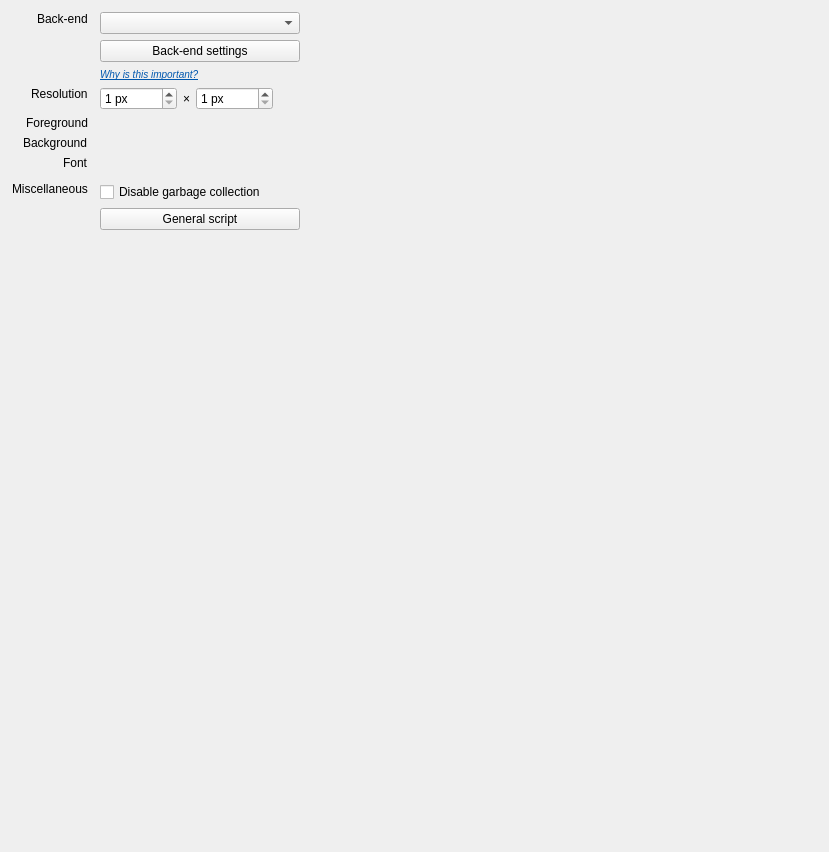
Qt form libqtopensesame/resources/ui/widgets/general_properties.ui (open-cogsci/OpenSesame) before a commit.
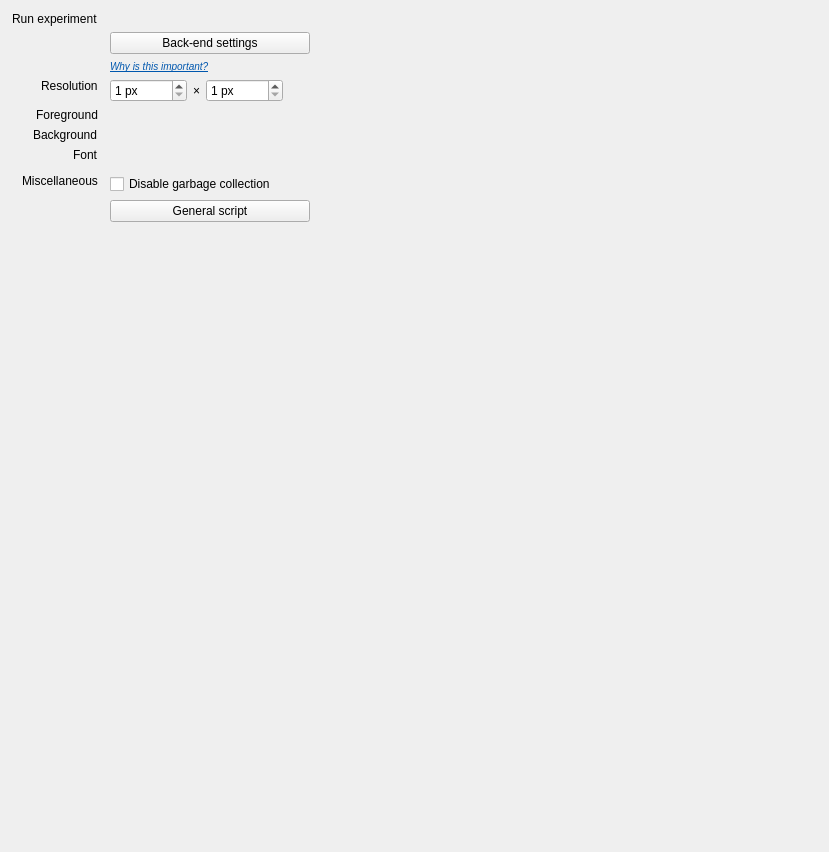
The same form after that commit. Icons and pictures are not drawn. Custom widgets are drawn as their Qt base class.

What changed in the file:
```diff
--- a/libqtopensesame/resources/ui/widgets/general_properties.ui
+++ b/libqtopensesame/resources/ui/widgets/general_properties.ui
@@ -71,16 +71,13 @@
       <item row="0" column="0">
        <widget class="QLabel" name="label_backend">
         <property name="text">
-         <string>Back-end</string>
+         <string>Run experiment</string>
         </property>
         <property name="alignment">
          <set>Qt::AlignLeading|Qt::AlignLeft|Qt::AlignTop</set>
         </property>
        </widget>
       </item>
-      <item row="0" column="1">
-       <widget class="QComboBox" name="combobox_backend"/>
-      </item>
       <item row="1" column="1">
        <widget class="QPushButton" name="button_backend_settings">
         <property name="sizePolicy">
@@ -352,6 +349,24 @@
         </layout>
        </widget>
       </item>
+      <item row="0" column="1">
+       <widget class="QWidget" name="widget_backend_list" native="true">
+        <layout class="QVBoxLayout" name="layout_backend_list">
+         <property name="leftMargin">
+          <number>0</number>
+         </property>
+         <property name="topMargin">
+          <number>0</number>
+         </property>
+         <property name="rightMargin">
+          <number>0</number>
+         </property>
+         <property name="bottomMargin">
+          <number>0</number>
+         </property>
+        </layout>
+       </widget>
+      </item>
      </layout>
     </widget>
    </item>
```
